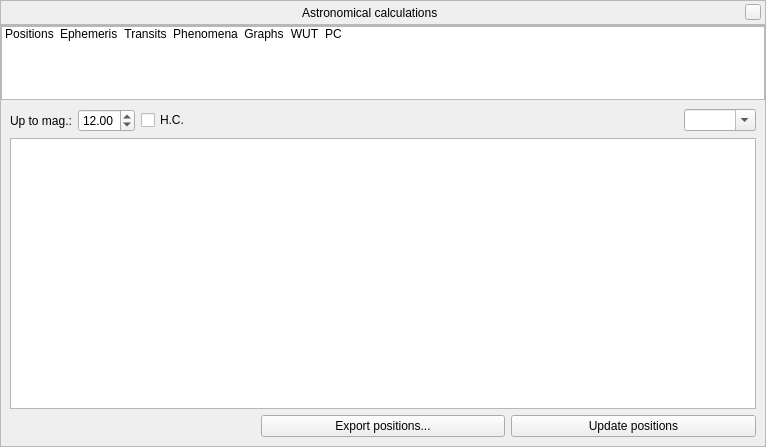
First picture: the form in src/gui/astroCalcDialog.ui, repository Stellarium/stellarium, before the edit.
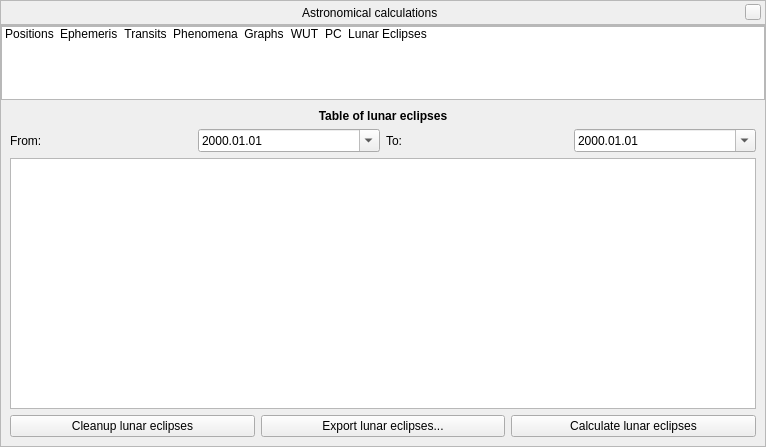
Second picture: the form after the edit. The open tabs and pages were chosen to show the change. Icons and pictures are not drawn. Custom widgets are drawn as their Qt base class.

Commit message: Add Lunar Eclipse in Astronomical calculations

```diff
--- a/src/gui/astroCalcDialog.ui
+++ b/src/gui/astroCalcDialog.ui
@@ -287,6 +287,17 @@
           </iconset>
          </property>
         </item>
+        <item>
+         <property name="text">
+          <string>Lunar Eclipses</string>
+         </property>
+         <property name="icon">
+          <iconset>
+           <normalon>:/graphicGui/tabEclipses.png</normalon>
+           <selectedon>:/graphicGui/tabEclipses-selected.png</selectedon>
+          </iconset>
+         </property>
+        </item>
        </widget>
       </item>
       <item row="1" column="0">
@@ -2412,6 +2423,128 @@
           </item>
          </layout>
         </widget>
+        <widget class="QWidget" name="stackedWidgetPage8">
+         <layout class="QGridLayout" name="gridLayout_18">
+          <item row="4" column="0">
+           <layout class="QHBoxLayout" name="horizontalLayout_39">
+            <item>
+             <widget class="QPushButton" name="lunareclipsesCleanupButton">
+              <property name="text">
+               <string>Cleanup lunar eclipses</string>
+              </property>
+             </widget>
+            </item>
+            <item>
+             <widget class="QPushButton" name="lunareclipsesSaveButton">
+              <property name="text">
+               <string>Export lunar eclipses...</string>
+              </property>
+             </widget>
+            </item>
+            <item>
+             <widget class="QPushButton" name="lunareclipsesCalculateButton">
+              <property name="text">
+               <string>Calculate lunar eclipses</string>
+              </property>
+             </widget>
+            </item>
+           </layout>
+          </item>
+          <item row="2" column="0">
+           <widget class="QTreeWidget" name="lunareclipseTreeWidget">
+            <property name="rootIsDecorated">
+             <bool>false</bool>
+            </property>
+            <property name="uniformRowHeights">
+             <bool>true</bool>
+            </property>
+            <property name="itemsExpandable">
+             <bool>false</bool>
+            </property>
+            <property name="sortingEnabled">
+             <bool>true</bool>
+            </property>
+            <property name="expandsOnDoubleClick">
+             <bool>false</bool>
+            </property>
+            <property name="columnCount">
+             <number>0</number>
+            </property>
+            <attribute name="headerShowSortIndicator" stdset="0">
+             <bool>true</bool>
+            </attribute>
+           </widget>
+          </item>
+          <item row="1" column="0">
+           <layout class="QHBoxLayout" name="horizontalLayout_36">
+            <item>
+             <layout class="QHBoxLayout" name="horizontalLayout_37">
+              <item>
+               <widget class="QLabel" name="lunareclipseFromLabel">
+                <property name="text">
+                 <string>From:</string>
+                </property>
+               </widget>
+              </item>
+              <item>
+               <widget class="QDateEdit" name="lunareclipseFromDateEdit">
+                <property name="wrapping">
+                 <bool>true</bool>
+                </property>
+                <property name="displayFormat">
+                 <string notr="true">yyyy.MM.dd</string>
+                </property>
+                <property name="calendarPopup">
+                 <bool>true</bool>
+                </property>
+               </widget>
+              </item>
+             </layout>
+            </item>
+            <item>
+             <layout class="QHBoxLayout" name="horizontalLayout_38">
+              <item>
+               <widget class="QLabel" name="lunareclipseToLabel">
+                <property name="text">
+                 <string>To:</string>
+                </property>
+               </widget>
+              </item>
+              <item>
+               <widget class="QDateEdit" name="lunareclipseToDateEdit">
+                <property name="wrapping">
+                 <bool>true</bool>
+                </property>
+                <property name="displayFormat">
+                 <string notr="true">yyyy.MM.dd</string>
+                </property>
+                <property name="calendarPopup">
+                 <bool>true</bool>
+                </property>
+               </widget>
+              </item>
+             </layout>
+            </item>
+           </layout>
+          </item>
+          <item row="0" column="0">
+           <widget class="QLabel" name="lunareclipseHeaderLabel">
+            <property name="font">
+             <font>
+              <weight>75</weight>
+              <bold>true</bold>
+             </font>
+            </property>
+            <property name="text">
+             <string>Table of lunar eclipses</string>
+            </property>
+            <property name="alignment">
+             <set>Qt::AlignCenter</set>
+            </property>
+           </widget>
+          </item>
+         </layout>
+        </widget>
        </widget>
       </item>
      </layout>
```
The commit also changes 2 other files.
